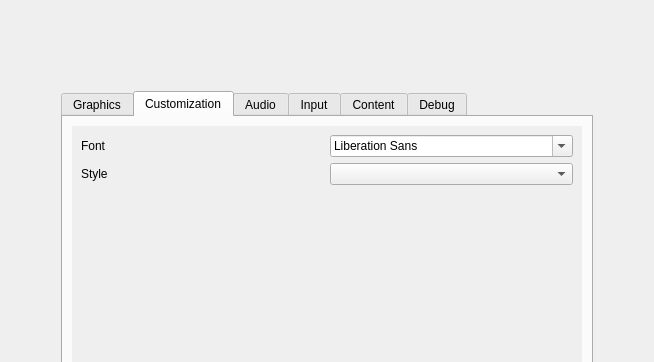
First picture: the form in src/SettingsScreen.ui, repository RemotelyChaotic/JOIPEngine, before the edit; both pictures show x 0 to 654 and y 0 to 362 of the 654 by 579 pixel window.
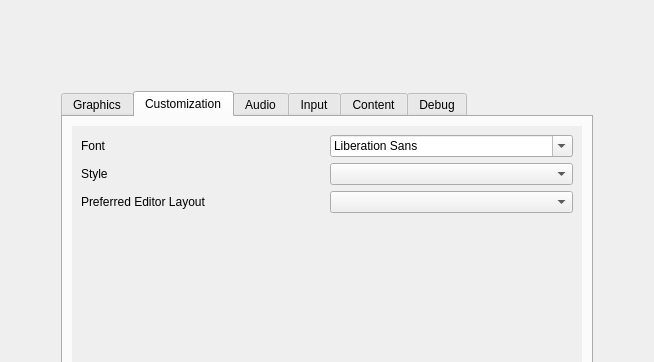
Second picture: the form after the edit. The open tabs and pages were chosen to show the change. Custom widgets are drawn as their Qt base class.

Commit message: New editor layout preference setting

What changed in the file:
```diff
--- a/src/SettingsScreen.ui
+++ b/src/SettingsScreen.ui
@@ -280,6 +280,19 @@
            <property name="bottomMargin">
             <number>9</number>
            </property>
+           <item row="4" column="0" colspan="2">
+            <spacer name="verticalSpacer_8">
+             <property name="orientation">
+              <enum>Qt::Vertical</enum>
+             </property>
+             <property name="sizeHint" stdset="0">
+              <size>
+               <width>20</width>
+               <height>40</height>
+              </size>
+             </property>
+            </spacer>
+           </item>
            <item row="1" column="0" colspan="2">
             <widget class="QWidget" name="pFontContainer" native="true">
              <layout class="QHBoxLayout" name="horizontalLayout_4">
@@ -380,17 +393,32 @@
             </widget>
            </item>
            <item row="3" column="0" colspan="2">
-            <spacer name="verticalSpacer_8">
-             <property name="orientation">
-              <enum>Qt::Vertical</enum>
-             </property>
-             <property name="sizeHint" stdset="0">
-              <size>
-               <width>20</width>
-               <height>40</height>
-              </size>
-             </property>
-            </spacer>
+            <widget class="QWidget" name="widget_3" native="true">
+             <layout class="QHBoxLayout" name="horizontalLayout_13">
+              <property name="leftMargin">
+               <number>0</number>
+              </property>
+              <property name="topMargin">
+               <number>0</number>
+              </property>
+              <property name="rightMargin">
+               <number>0</number>
+              </property>
+              <property name="bottomMargin">
+               <number>0</number>
+              </property>
+              <item>
+               <widget class="QLabel" name="label_11">
+                <property name="text">
+                 <string>Preferred Editor Layout</string>
+                </property>
+               </widget>
+              </item>
+              <item>
+               <widget class="QComboBox" name="pEditorLayoutComboBox"/>
+              </item>
+             </layout>
+            </widget>
            </item>
           </layout>
          </widget>
```
The commit also changes 4 other files.
